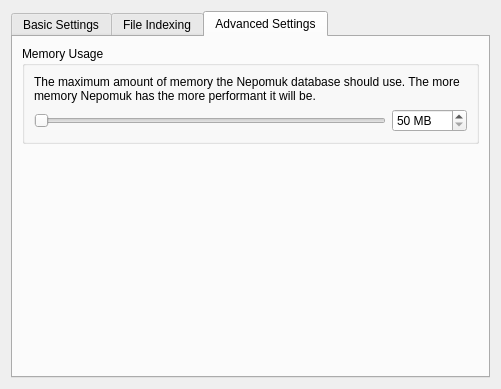
Above: nepomuk/kcm/nepomukconfigwidget.ui from KDE/kde-runtime before the change. Below: the same form after it.
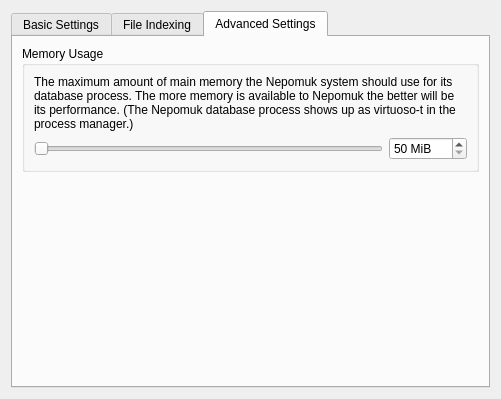
That is the form after the change. The open tabs and pages were chosen to show the change. Custom widgets are drawn as their Qt base class.

Commit message: Improved information string for the memory usage.

Patch:
```diff
--- a/nepomuk/kcm/nepomukconfigwidget.ui
+++ b/nepomuk/kcm/nepomukconfigwidget.ui
@@ -194,7 +194,7 @@
           <item>
            <widget class="QLabel" name="label_4">
             <property name="text">
-             <string>The maximum amount of memory the Nepomuk database should use. The more memory Nepomuk has the more performant it will be.</string>
+             <string>&lt;p&gt;The maximum amount of main memory the Nepomuk system should use for its database process. The more memory is available to Nepomuk the better will be its performance. (The Nepomuk database process shows up as &lt;command&gt;virtuoso-t&lt;/command&gt; in the process manager.)</string>
             </property>
             <property name="wordWrap">
              <bool>true</bool>
@@ -222,7 +222,7 @@
             <item>
              <widget class="QSpinBox" name="m_editMemoryUsage">
               <property name="suffix">
-               <string> MB</string>
+               <string> MiB</string>
               </property>
               <property name="minimum">
                <number>50</number>
```
